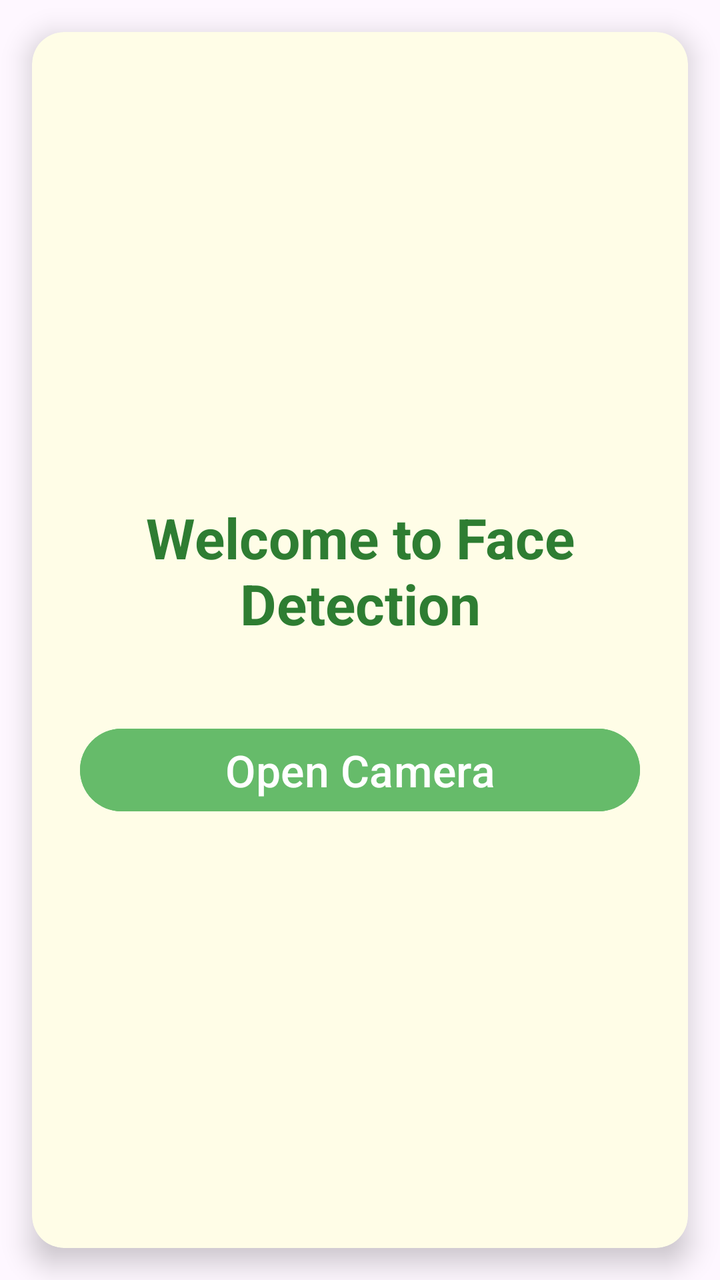
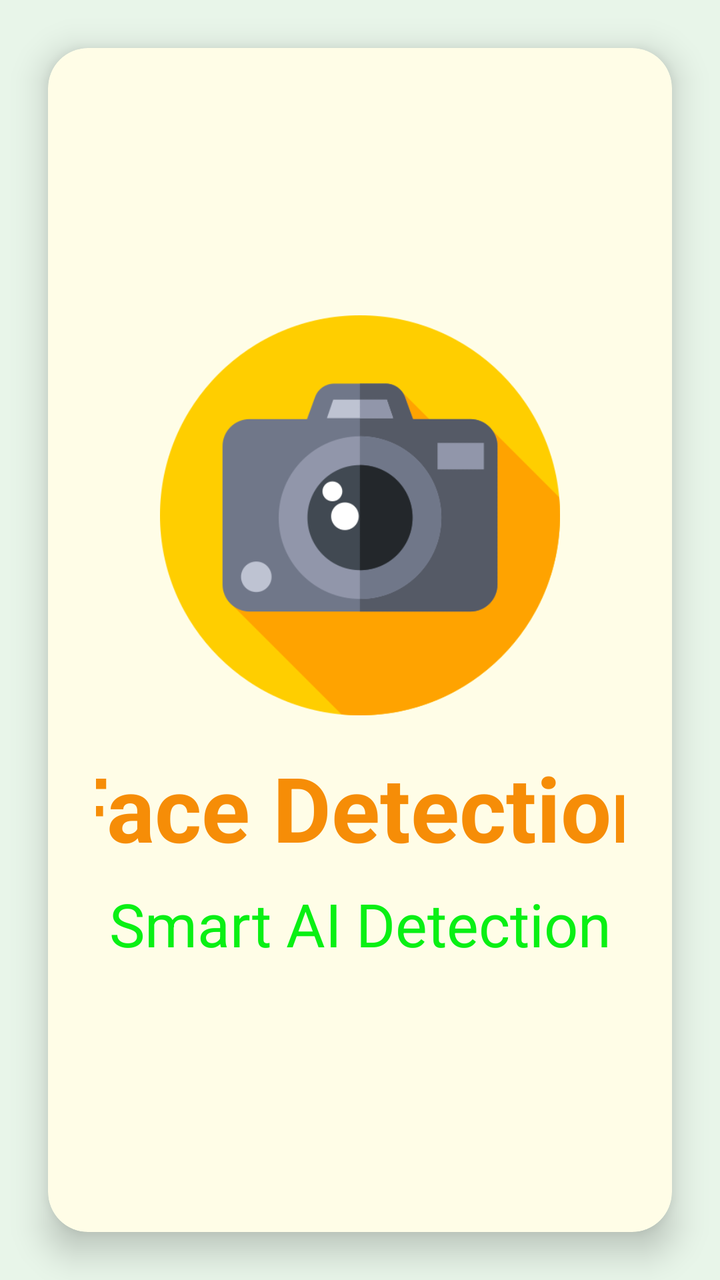

Before-and-after screenshots of an Android layout around one commit, followed by the original layout XML and the change that was made.
<!-- AndroidManifest.xml: application theme Theme.FaceDetection -->
<!-- res/layout/activity_main.xml -->
<?xml version="1.0" encoding="utf-8"?>
<androidx.constraintlayout.widget.ConstraintLayout
    xmlns:android="http://schemas.android.com/apk/res/android"
    xmlns:app="http://schemas.android.com/apk/res-auto"
    android:layout_width="match_parent"
    android:layout_height="match_parent">

    <androidx.cardview.widget.CardView
        android:id="@+id/mainCard"
        android:layout_width="0dp"
        android:layout_height="0dp"
        android:layout_margin="16dp"
        android:backgroundTint="#FFFDE7"
        app:cardCornerRadius="16dp"
        app:cardElevation="8dp"
        app:layout_constraintTop_toTopOf="parent"
        app:layout_constraintBottom_toBottomOf="parent"
        app:layout_constraintStart_toStartOf="parent"
        app:layout_constraintEnd_toEndOf="parent">

        <LinearLayout
            android:layout_width="match_parent"
            android:layout_height="match_parent"
            android:orientation="vertical"
            android:padding="24dp"
            android:gravity="center">

            <TextView
                android:id="@+id/tvWelcome"
                android:layout_width="wrap_content"
                android:layout_height="wrap_content"
                android:text="Welcome to Face Detection"
                android:textSize="28sp"
                android:textStyle="bold"
                android:textColor="#2E7D32"
                android:layout_marginTop="20dp"
                android:gravity="center"/>

            <Button
                android:id="@+id/btnTakePhoto"
                android:layout_width="match_parent"
                android:layout_height="wrap_content"
                android:text="Open Camera"
                android:backgroundTint="#66BB6A"
                android:textColor="#FFFFFF"
                android:textSize="22sp"
                android:layout_marginTop="40dp"/>

        </LinearLayout>

    </androidx.cardview.widget.CardView>
</androidx.constraintlayout.widget.ConstraintLayout>
<!-- resources referenced by this layout -->
<resources>
  <style name="Theme.FaceDetection" parent="Base.Theme.FaceDetection" />
  <style name="Base.Theme.FaceDetection" parent="Theme.Material3.DayNight.NoActionBar">
          
          
      </style>
</resources>

<!-- the commit's change to res/layout/activity_main.xml (unified diff, before → after) -->
@@ -3,16 +3,17 @@
     xmlns:android="http://schemas.android.com/apk/res/android"
     xmlns:app="http://schemas.android.com/apk/res-auto"
     android:layout_width="match_parent"
-    android:layout_height="match_parent">
+    android:layout_height="match_parent"
+    android:background="#E8F5E9">
 
     <androidx.cardview.widget.CardView
         android:id="@+id/mainCard"
         android:layout_width="0dp"
         android:layout_height="0dp"
-        android:layout_margin="16dp"
+        android:layout_margin="24dp"
+        app:cardCornerRadius="20dp"
+        app:cardElevation="10dp"
         android:backgroundTint="#FFFDE7"
-        app:cardCornerRadius="16dp"
-        app:cardElevation="8dp"
         app:layout_constraintTop_toTopOf="parent"
         app:layout_constraintBottom_toBottomOf="parent"
         app:layout_constraintStart_toStartOf="parent"
@@ -22,31 +23,35 @@
             android:layout_width="match_parent"
             android:layout_height="match_parent"
             android:orientation="vertical"
-            android:padding="24dp"
-            android:gravity="center">
+            android:gravity="center"
+            android:padding="24dp">
+
+            <ImageView
+                android:layout_width="200dp"
+                android:layout_height="200dp"
+                android:src="@drawable/camera"
+                android:layout_marginBottom="16dp"/>
 
             <TextView
-                android:id="@+id/tvWelcome"
+                android:layout_width="318dp"
+                android:layout_height="wrap_content"
+                android:text="Face Detection"
+                android:textSize="45sp"
+                android:textStyle="bold"
+                android:textColor="#F68D07"
+                android:gravity="center"/>
+
+            <TextView
                 android:layout_width="wrap_content"
                 android:layout_height="wrap_content"
-                android:text="Welcome to Face Detection"
-                android:textSize="28sp"
-                android:textStyle="bold"
-                android:textColor="#2E7D32"
-                android:layout_marginTop="20dp"
+                android:text="Smart AI Detection"
+                android:textSize="30sp"
+                android:textColor="#09F014"
+                android:layout_marginTop="8dp"
                 android:gravity="center"/>
-
-            <Button
-                android:id="@+id/btnTakePhoto"
-                android:layout_width="match_parent"
-                android:layout_height="wrap_content"
-                android:text="Open Camera"
-                android:backgroundTint="#66BB6A"
-                android:textColor="#FFFFFF"
-                android:textSize="22sp"
-                android:layout_marginTop="40dp"/>
 
         </LinearLayout>
 
     </androidx.cardview.widget.CardView>
+
 </androidx.constraintlayout.widget.ConstraintLayout>
<!-- resource entries referenced after the edit -->
@@ -1,5 +1,6 @@
 <!-- resources referenced by this layout -->
 <resources>
+  <!-- drawable camera: png bitmap (drawable, 25431 bytes) -->
   <style name="Theme.FaceDetection" parent="Base.Theme.FaceDetection" />
   <style name="Base.Theme.FaceDetection" parent="Theme.Material3.DayNight.NoActionBar">
           
